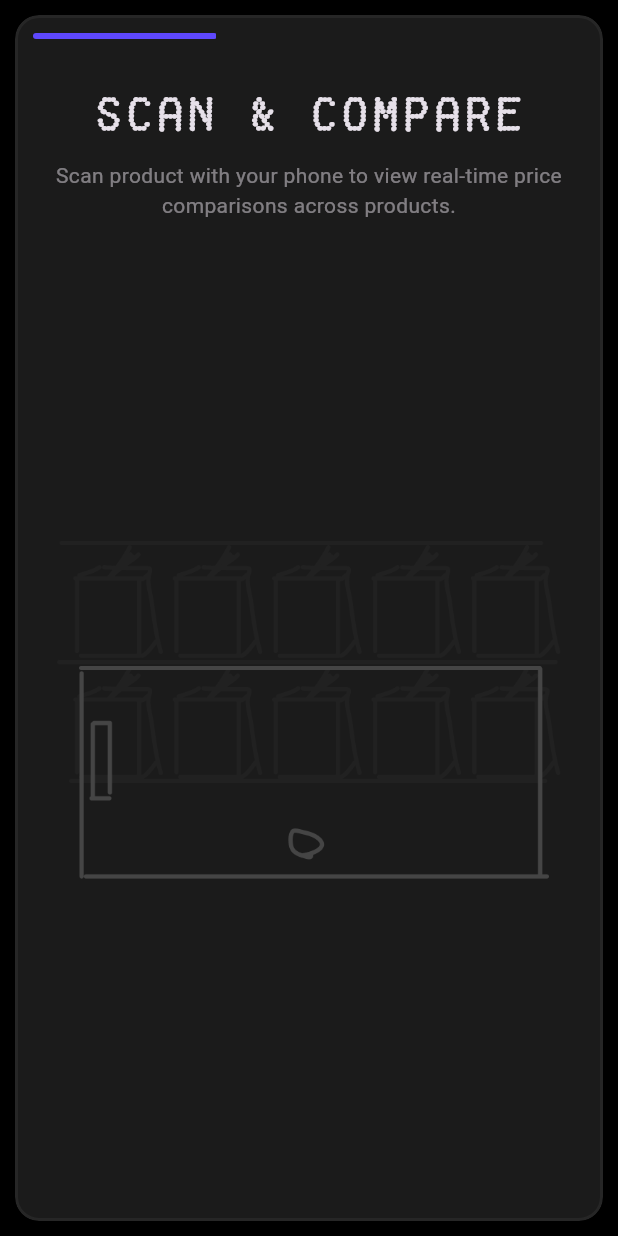
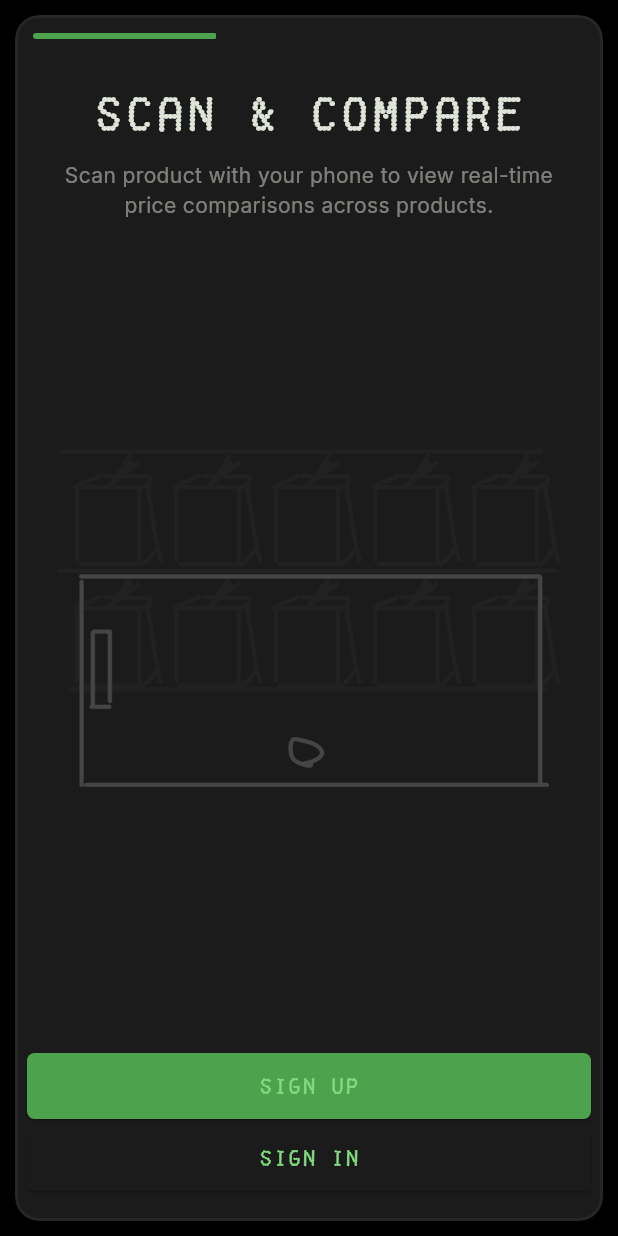
Before and after one commit to Rotlug/price_pal, a Flutter app: the screen it shows after launch, on a phone screen of 412 x 824 dp. Run offline on Flutter 3.47's test engine with Material 3 defaults, Android fonts, the phone set to English and light mode, and no system bars; Roboto replaces fonts that are missing (Gleba); project files that could hold a hidden picture were left out.

Commit message:
Add Button

```diff
--- /dev/null
+++ b/lib/components/button.dart
@@ -0,0 +1,36 @@
+import 'package:flutter/material.dart';
+
+enum DecoratedButtonStyle { normal, suggested }
+
+class DecoratedButtonTest extends StatelessWidget {
+  final VoidCallback? onPressed;
+  final bool suggestedAction;
+  final String text;
+
+  const DecoratedButtonTest({super.key, required this.text, this.onPressed, required this.suggestedAction});
+
+  @override
+  Widget build(BuildContext context) {
+    return ElevatedButton(
+        onPressed: onPressed,
+        style: ButtonStyle(
+          minimumSize: const WidgetStatePropertyAll(Size(double.infinity, 0)),
+          backgroundColor: WidgetStateProperty.resolveWith<Color?>(
+            (Set<WidgetState> states) {
+              if (states.contains(WidgetState.disabled)) {
+                return Theme.of(context).colorScheme.onSecondaryFixed;
+              }
+              else if (!suggestedAction) {
+                return const Color(0xff1B1B1B);
+              }
+              return Theme.of(context).colorScheme.primaryContainer; // Use the component's default.
+            }),
+            shape: WidgetStatePropertyAll(RoundedRectangleBorder(borderRadius: BorderRadius.circular(5))),
+        ),
+        child: Padding(
+          padding: const EdgeInsets.all(12.0),
+          child: Text(text),
+        ),
+    );
+  }
+}
--- a/lib/main.dart
+++ b/lib/main.dart
@@ -15,9 +15,9 @@ class MainApp extends StatelessWidget {
     return MaterialApp(
       debugShowCheckedModeBanner: false,
       theme: ThemeData(
-        brightness: Brightness.dark,
         fontFamily: "FakeReceipt",
         useMaterial3: true,
+        colorScheme: ColorScheme.fromSeed(seedColor: Colors.green.shade700, brightness: Brightness.dark, dynamicSchemeVariant: DynamicSchemeVariant.fidelity)
       ),
       home: const LandingPage(),
     );
--- a/lib/pages/landing_page.dart
+++ b/lib/pages/landing_page.dart
@@ -1,6 +1,7 @@
 import 'dart:developer';
 
 import 'package:flutter/material.dart';
+import 'package:price_pal/components/button.dart';
 import 'package:price_pal/components/container.dart';
 import 'package:price_pal/components/screen_base.dart';
 
@@ -62,6 +63,16 @@ class _LandingPageState extends State<LandingPage> {
                 ],
               ),
             ),
+            Padding(
+              padding: const EdgeInsets.all(8.0),
+              child: Column(
+                children: [
+                  DecoratedButtonTest(text: "Sign Up", suggestedAction: true, onPressed: () {},),
+                  DecoratedButtonTest(text: "Sign In", suggestedAction: false, onPressed: () {},),
+                ],
+              ),
+            ),
+            const SizedBox(height: 10,)
           ],
         )),
       ),
@@ -97,7 +108,7 @@ class ExplanationPage extends StatelessWidget {
           Opacity(
               opacity: 0.5,
               child: Text(description,
-                  style: const TextStyle(fontFamily: "Gleba"),
+                  style: const TextStyle(fontFamily: "Inter"),
                   textAlign: TextAlign.center)),
           const SizedBox(
             height: 10,
@@ -152,7 +163,7 @@ class _LandingProgressBarState extends State<LandingProgressBar> {
         LinearProgressIndicator(
           borderRadius: BorderRadius.circular(50),
           value: pageNum,
-          color: const Color(0xff5E48FE),
+          color: Theme.of(context).colorScheme.primaryContainer,
           backgroundColor: Colors.transparent,
         ),
         Row(
--- a/pubspec.yaml
+++ b/pubspec.yaml
@@ -66,6 +66,9 @@ flutter:
     - family: FakeReceipt
       fonts:
         - asset: assets/fonts/FakeReceipt.otf
+    - family: Inter
+      fonts:
+        - asset: assets/fonts/InterVariable.ttf
   # The following line ensures that the Material Icons font is
   # included with your application, so that you can use the icons in
   # the material Icons class.
```
Also changed, not shown: assets/fonts/InterVariable.ttf (added).
